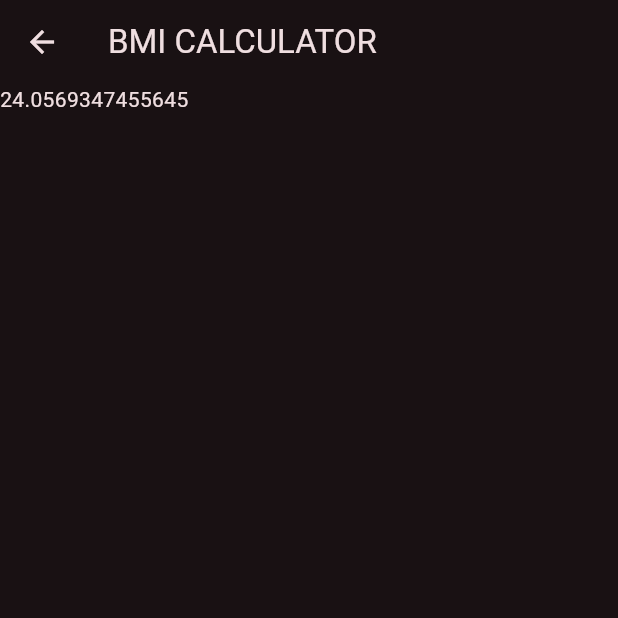
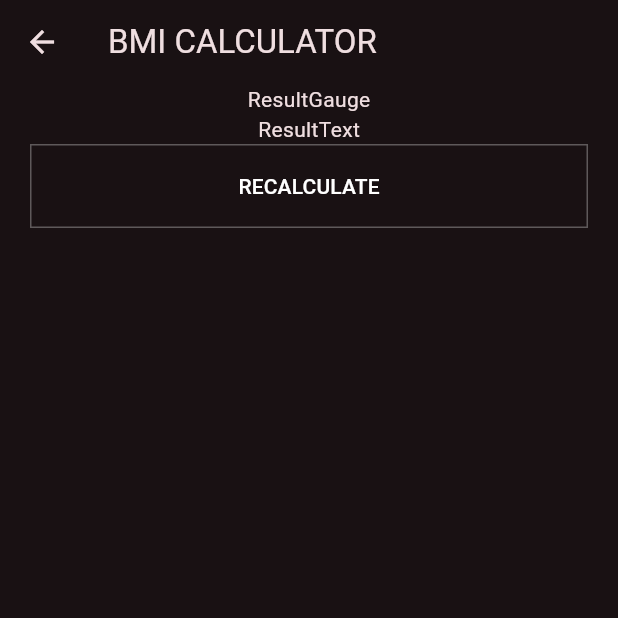
Before and after one commit to this-is-spartaa/flutter-bmi-app, a Flutter app: the screen it shows after launch, after a tap on "CALCULATE", on a phone screen of 412 x 824 dp, the top half of it. Run offline on Flutter 3.47's test engine with Material 3 defaults, Android fonts, the light colour scheme and no system bars.

Commit message:
add ResultPage layout

```diff
--- a/lib/pages/result/result_page.dart
+++ b/lib/pages/result/result_page.dart
@@ -1,4 +1,6 @@
 import 'package:flutter/material.dart';
+import 'package:flutter_bmi_app/pages/result/widgets/result_gauge.dart';
+import 'package:flutter_bmi_app/pages/result/widgets/result_text.dart';
 
 class ResultPage extends StatelessWidget {
   const ResultPage(this.result);
@@ -10,7 +12,25 @@ class ResultPage extends StatelessWidget {
       appBar: AppBar(
         title: Text('BMI CALCULATOR'),
       ),
-      body: Text('$result'),
+      body: Padding(
+        padding: EdgeInsets.symmetric(horizontal: 20),
+        child: Column(
+          children: [
+            ResultGauge(result),
+            ResultText(result),
+            SizedBox(
+              width: double.infinity,
+              height: 56,
+              child: OutlinedButton(
+                onPressed: () {
+                  Navigator.of(context).pop();
+                },
+                child: Text('RECALCULATE'),
+              ),
+            )
+          ],
+        ),
+      ),
     );
   }
 }
--- /dev/null
+++ b/lib/pages/result/widgets/result_gauge.dart
@@ -0,0 +1,10 @@
+import 'package:flutter/material.dart';
+
+class ResultGauge extends StatelessWidget {
+  const ResultGauge(this.result);
+  final double result;
+  @override
+  Widget build(BuildContext context) {
+    return Text('ResultGauge');
+  }
+}
--- /dev/null
+++ b/lib/pages/result/widgets/result_text.dart
@@ -0,0 +1,11 @@
+import 'package:flutter/material.dart';
+
+class ResultText extends StatelessWidget {
+  const ResultText(this.result);
+
+  final double result;
+  @override
+  Widget build(BuildContext context) {
+    return Text('ResultText');
+  }
+}
```
